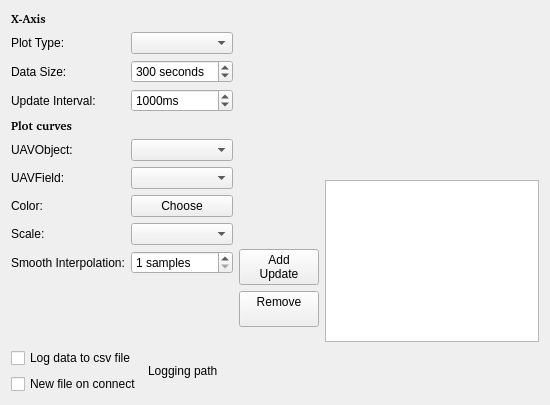
openpilot/OpenPilot, file ground/openpilotgcs/src/plugins/scope/scopegadgetoptionspage.ui: the form before one commit.
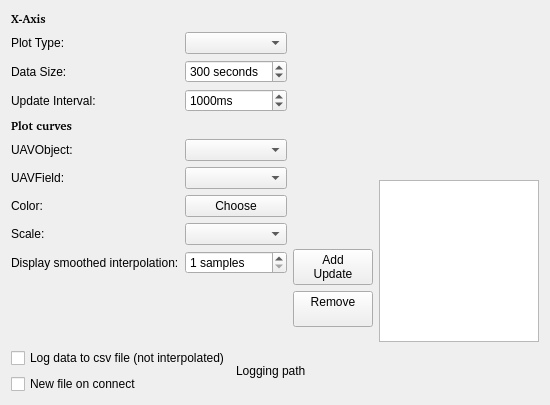
The form after the commit. Custom widgets are drawn as their Qt base class.

Commit message: GCS/Scope: Make smooth interpolation (and internal sum) be long term correct despite limited floating point accuracy, but keep constant overhead

```diff
--- a/ground/openpilotgcs/src/plugins/scope/scopegadgetoptionspage.ui
+++ b/ground/openpilotgcs/src/plugins/scope/scopegadgetoptionspage.ui
@@ -162,7 +162,7 @@
        <item row="9" column="0">
         <widget class="QLabel" name="label_10">
          <property name="text">
-          <string>Smooth Interpolation:</string>
+          <string>Display smoothed interpolation:</string>
          </property>
         </widget>
        </item>
@@ -294,7 +294,7 @@
        <item>
         <widget class="QCheckBox" name="LoggingEnable">
          <property name="text">
-          <string>Log data to csv file</string>
+          <string>Log data to csv file (not interpolated)</string>
          </property>
         </widget>
        </item>
```
The commit also changes 2 other files.
